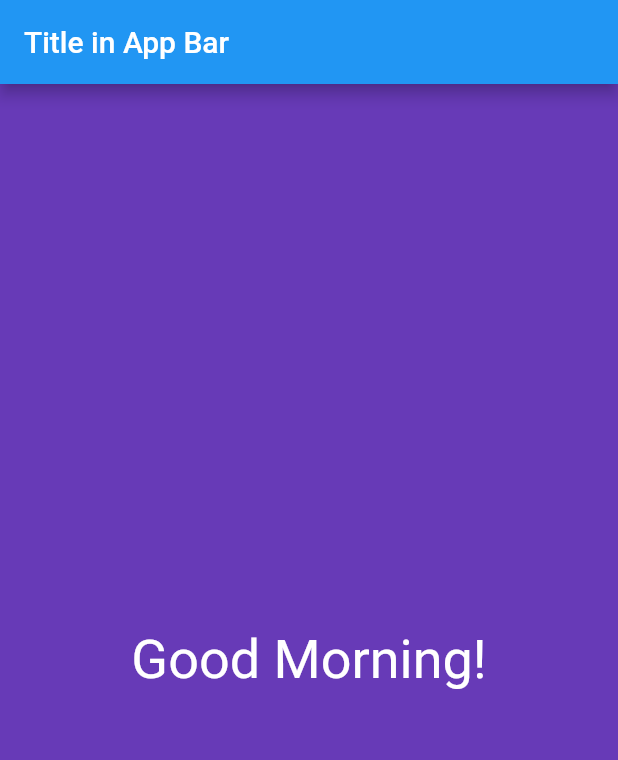
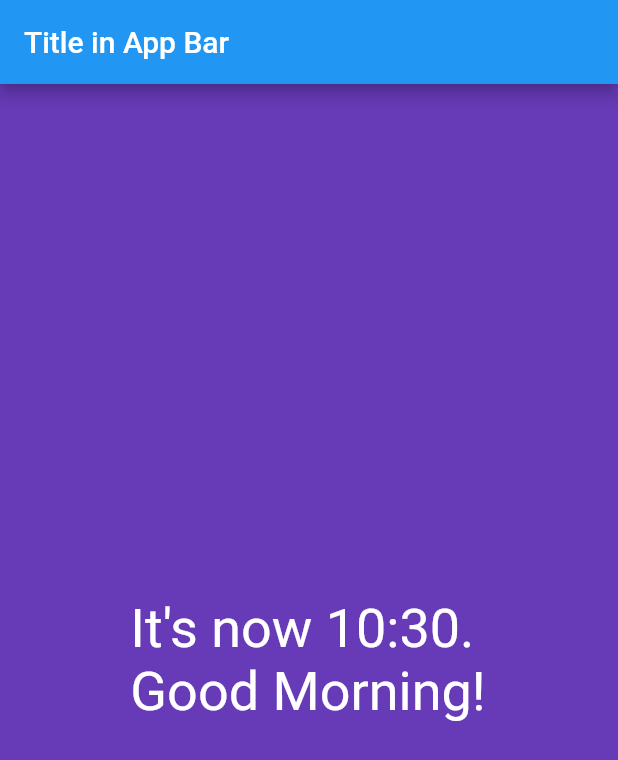
Before and after one commit to KellyUK/flutter_app, a Flutter app: the screen it shows after launch, on a phone screen of 412 x 824 dp. Shown: the top 760 px of the screen. Run offline on Flutter 3.47's test engine with Material 2 defaults, Android fonts, the phone set to English and light mode, and no system bars.

Commit message:
added current time to sayHello function

```diff
--- a/lib/screens/home.dart
+++ b/lib/screens/home.dart
@@ -20,6 +20,7 @@ class Home extends StatelessWidget {
     String hello;
     DateTime now = new DateTime.now();
     int hour = now.hour;
+    int minute = now.minute;
     if(hour < 12){
       hello = "Good Morning!";
     }
@@ -29,6 +30,7 @@ class Home extends StatelessWidget {
     else if (hour < 18) {
       hello = "Good Evening!";
     }
-    return hello;
+    String minutes = (minute <10) ? "0" + minute.toString() : minute.toString();
+    return "It's now " + hour.toString() + ":" + minutes + ". \n" + hello;
   }
 }
```
